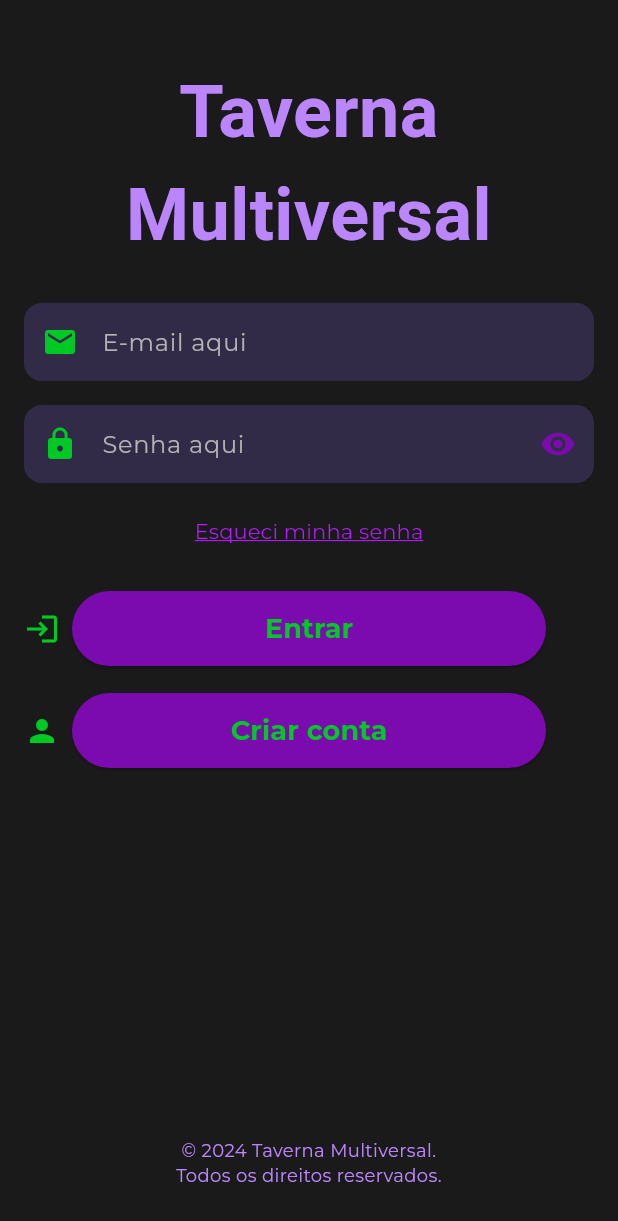
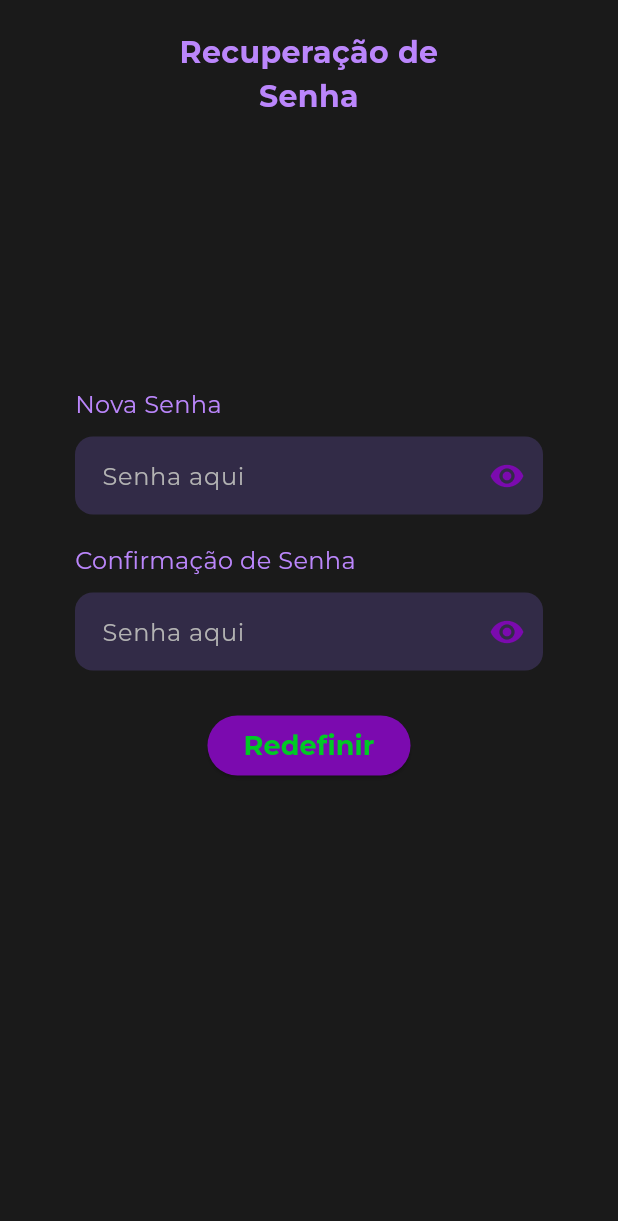
Before and after one commit to Enock21/tm, a Flutter app: the screen it shows after launch, on a phone screen of 412 x 824 dp. Shown: the top 1221 px of the screen. Run offline on Flutter 3.47's test engine with Material 3 defaults, Android fonts, the phone set to English and light mode, and no system bars; our stand-ins replace google_fonts; Roboto replaces fonts that are missing (Berkshire Swash); project files that could hold a hidden picture were left out.

Commit message:
PasswordAlterationScreen (PAS) initiated

```diff
--- a/tm_front/lib/main.dart
+++ b/tm_front/lib/main.dart
@@ -1,5 +1,6 @@
 import 'package:flutter/material.dart';
 import 'package:tm_front/screens/login_screen.dart';
+import 'package:tm_front/screens/password_alteration_screen.dart';
 
 void main() {
   runApp(const MyApp());
@@ -12,7 +13,8 @@ class MyApp extends StatelessWidget {
   Widget build(BuildContext context) {
     return MaterialApp(
       title: 'Taverna Multiversal',
-      home: const LoginScreen(),
+      //home: const LoginScreen(),
+      home: const PasswordAlterationScreen(),
     );
   }
 }
--- /dev/null
+++ b/tm_front/lib/screens/password_alteration_screen.dart
@@ -0,0 +1,76 @@
+import 'package:flutter/material.dart';
+import 'package:tm_front/widgets/text_input_password.dart';
+import 'package:tm_front/widgets/tm_buttons.dart';
+
+class PasswordAlterationScreen extends StatelessWidget {
+  const PasswordAlterationScreen({Key? key}) : super(key: key);
+
+  @override
+  Widget build(BuildContext context) {
+    return Scaffold(
+      backgroundColor: const Color(0xFF1A1A1A),
+      body: SingleChildScrollView(
+        child: Padding(
+          padding: const EdgeInsets.symmetric(horizontal: 50, vertical: 21),
+          child: Column(
+            crossAxisAlignment: CrossAxisAlignment.center,
+            children: [
+              const Text(
+                'Recuperação de\nSenha',
+                style: TextStyle(
+                  color: Color(0xFFBB86FC),
+                  fontSize: 20,
+                  fontWeight: FontWeight.bold,
+                  fontFamily: 'Montserrat',
+                ),
+                textAlign: TextAlign.center,
+              ),
+              const SizedBox(height: 179),
+              Form(
+                child: Column(
+                  crossAxisAlignment: CrossAxisAlignment.start,
+                  children: [
+                    const Text(
+                      'Nova Senha',
+                      style: TextStyle(
+                        color: Color(0xFFBB86FC),
+                        fontSize: 16,
+                        fontFamily: 'Montserrat',
+                      ),
+                    ),
+                    const SizedBox(height: 10),
+                    TextInputPassword(
+                            controller: TextEditingController(),
+                    ),
+                    const SizedBox(height: 19),
+                    const Text(
+                      'Confirmação de Senha',
+                      style: TextStyle(
+                        color: Color(0xFFBB86FC),
+                        fontSize: 16,
+                        fontFamily: 'Montserrat',
+                      ),
+                    ),
+                    const SizedBox(height: 10),
+                    TextInputPassword(
+                            controller: TextEditingController(),
+                    ),
+                    const SizedBox(height: 26),
+                    Center(
+                      child: TMButton.positive(
+                        text: 'Redefinir',
+                        onPressed: () {
+                          // Handle password reset logic here
+                        },
+                      ),
+                    ),
+                  ],
+                ),
+              ),
+            ],
+          ),
+        ),
+      ),
+    );
+  }
+}
--- a/tm_front/lib/screens/password_recovery_screen.dart
+++ b/tm_front/lib/screens/password_recovery_screen.dart
@@ -5,7 +5,7 @@ import 'package:tm_front/widgets/text_input_email.dart';
 import 'package:tm_front/screens/login_screen.dart';
 
 class PasswordRecoveryScreen extends StatefulWidget {
-  PasswordRecoveryScreen({super.key});
+  const PasswordRecoveryScreen({super.key});
 
   @override
   _PasswordRecoveryScreenState createState() => _PasswordRecoveryScreenState();
```
